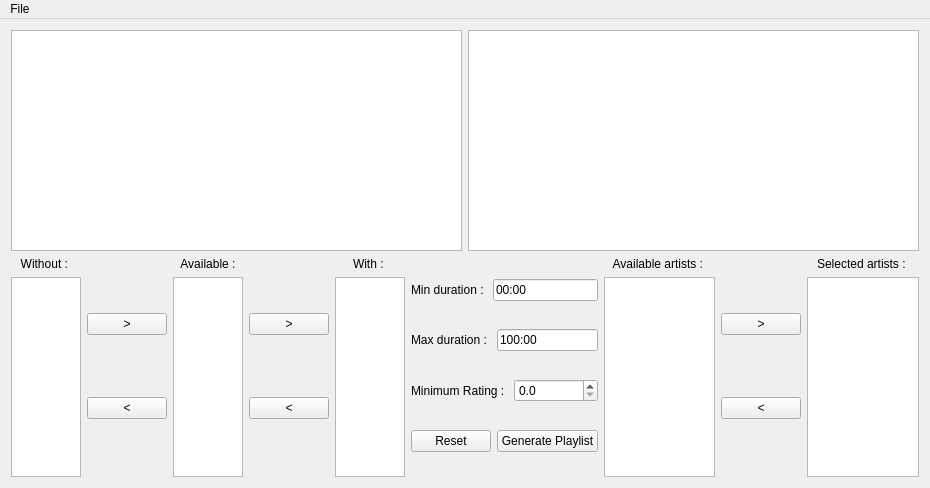
AdrienPensart/MusicManiac, file src/mainwindow.ui: the form before one commit.
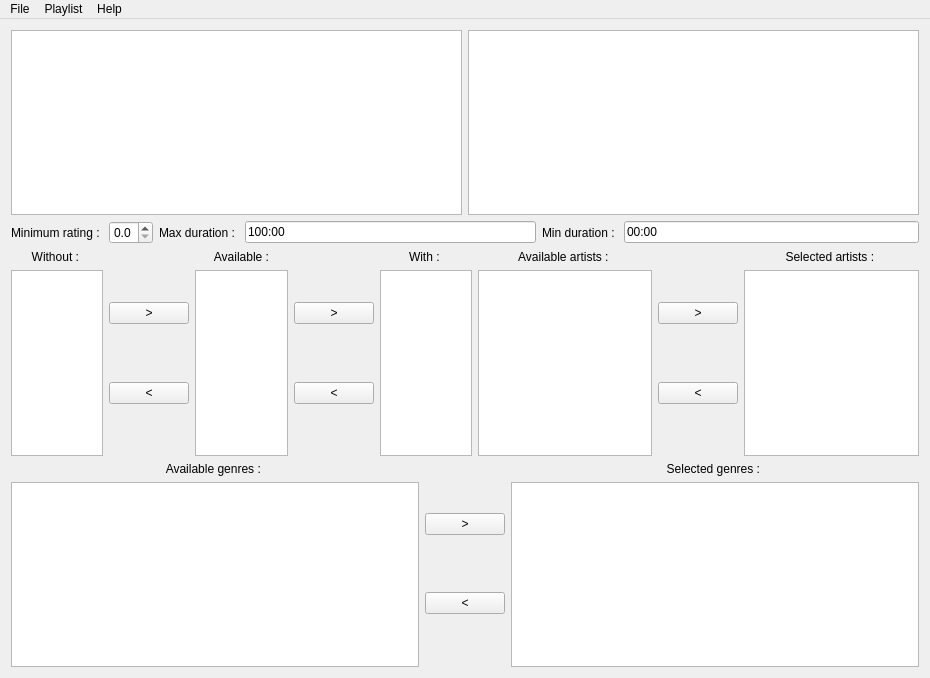
The form after the commit. Icons and pictures are not drawn.

Commit message: playlist view

What changed in the file:
```diff
--- a/src/mainwindow.ui
+++ b/src/mainwindow.ui
@@ -7,7 +7,7 @@
     <x>0</x>
     <y>0</y>
     <width>930</width>
-    <height>488</height>
+    <height>678</height>
    </rect>
   </property>
   <property name="windowTitle">
@@ -31,11 +31,11 @@
      <verstretch>0</verstretch>
     </sizepolicy>
    </property>
-   <layout class="QVBoxLayout" name="verticalLayout">
+   <layout class="QVBoxLayout" name="verticalLayout_2">
     <item>
-     <layout class="QHBoxLayout" name="viewLayout">
+     <layout class="QHBoxLayout" name="musicLayout">
       <item>
-       <widget class="QListView" name="playlistView">
+       <widget class="QTableView" name="playlistView">
         <property name="editTriggers">
          <set>QAbstractItemView::NoEditTriggers</set>
         </property>
@@ -69,7 +69,74 @@
      </layout>
     </item>
     <item>
-     <layout class="QHBoxLayout" name="playlistLayout">
+     <layout class="QHBoxLayout" name="settingsLayout">
+      <item>
+       <layout class="QHBoxLayout" name="ratingLayout">
+        <item>
+         <widget class="QLabel" name="ratingLabel">
+          <property name="text">
+           <string>Minimum rating : </string>
+          </property>
+         </widget>
+        </item>
+        <item>
+         <widget class="QDoubleSpinBox" name="ratingSpinBox">
+          <property name="decimals">
+           <number>1</number>
+          </property>
+          <property name="maximum">
+           <double>5.000000000000000</double>
+          </property>
+          <property name="singleStep">
+           <double>0.500000000000000</double>
+          </property>
+         </widget>
+        </item>
+       </layout>
+      </item>
+      <item>
+       <layout class="QHBoxLayout" name="maxDurationLayout">
+        <property name="sizeConstraint">
+         <enum>QLayout::SetDefaultConstraint</enum>
+        </property>
+        <item>
+         <widget class="QLabel" name="maxDurationLabel">
+          <property name="text">
+           <string>Max duration : </string>
+          </property>
+         </widget>
+        </item>
+        <item>
+         <widget class="QLineEdit" name="maxDurationEdit">
+          <property name="text">
+           <string>100:00</string>
+          </property>
+         </widget>
+        </item>
+       </layout>
+      </item>
+      <item>
+       <layout class="QHBoxLayout" name="minDurationLayout">
+        <item>
+         <widget class="QLabel" name="minDurationLabel">
+          <property name="text">
+           <string>Min duration : </string>
+          </property>
+         </widget>
+        </item>
+        <item>
+         <widget class="QLineEdit" name="minDurationEdit">
+          <property name="text">
+           <string>00:00</string>
+          </property>
+         </widget>
+        </item>
+       </layout>
+      </item>
+     </layout>
+    </item>
+    <item>
+     <layout class="QHBoxLayout" name="keywordsLayout">
       <item>
        <layout class="QVBoxLayout" name="withoutKeywordsLayout">
         <item>
@@ -169,91 +236,6 @@
         </item>
        </layout>
       </item>
-      <item>
-       <layout class="QVBoxLayout" name="playlistSettingsLayout">
-        <item>
-         <layout class="QHBoxLayout" name="minDurationLayout">
-          <item>
-           <widget class="QLabel" name="minDurationLabel">
-            <property name="text">
-             <string>Min duration : </string>
-            </property>
-           </widget>
-          </item>
-          <item>
-           <widget class="QLineEdit" name="minDurationEdit">
-            <property name="text">
-             <string>00:00</string>
-            </property>
-           </widget>
-          </item>
-         </layout>
-        </item>
-        <item>
-         <layout class="QHBoxLayout" name="maxDurationLayout">
-          <property name="sizeConstraint">
-           <enum>QLayout::SetDefaultConstraint</enum>
-          </property>
-          <item>
-           <widget class="QLabel" name="maxDurationLabel">
-            <property name="text">
-             <string>Max duration : </string>
-            </property>
-           </widget>
-          </item>
-          <item>
-           <widget class="QLineEdit" name="maxDurationEdit">
-            <property name="text">
-             <string>100:00</string>
-            </property>
-           </widget>
-          </item>
-         </layout>
-        </item>
-        <item>
-         <layout class="QHBoxLayout" name="ratingLayout">
-          <item>
-           <widget class="QLabel" name="ratingLabel">
-            <property name="text">
-             <string>Minimum Rating : </string>
-            </property>
-           </widget>
-          </item>
-          <item>
-           <widget class="QDoubleSpinBox" name="ratingSpinBox">
-            <property name="decimals">
-             <number>1</number>
-            </property>
-            <property name="maximum">
-             <double>5.000000000000000</double>
-            </property>
-            <property name="singleStep">
-             <double>0.500000000000000</double>
-            </property>
-           </widget>
-          </item>
-         </layout>
-        </item>
-        <item>
-         <layout class="QHBoxLayout" name="horizontalLayout">
-          <item>
-           <widget class="QPushButton" name="resetButton">
-            <property name="text">
-             <string>Reset</string>
-            </property>
-           </widget>
-          </item>
-          <item>
-           <widget class="QPushButton" name="generatePlaylistButton">
-            <property name="text">
-             <string>Generate Playlist</string>
-            </property>
-           </widget>
-          </item>
-         </layout>
-        </item>
-       </layout>
-      </item>
       <item>
        <layout class="QHBoxLayout" name="artistLayout">
         <item>
@@ -332,6 +314,62 @@
       </item>
      </layout>
     </item>
+    <item>
+     <layout class="QHBoxLayout" name="genresLayout">
+      <item>
+       <layout class="QVBoxLayout" name="availableGenresLayout">
+        <item>
+         <widget class="QLabel" name="availableGenresLabel">
+          <property name="text">
+           <string>Available genres : </string>
+          </property>
+          <property name="alignment">
+           <set>Qt::AlignCenter</set>
+          </property>
+         </widget>
+        </item>
+        <item>
+         <widget class="QListView" name="availableGenresView"/>
+        </item>
+       </layout>
+      </item>
+      <item>
+       <layout class="QVBoxLayout" name="genreButtonsLayout">
+        <item>
+         <widget class="QPushButton" name="inGenreButton">
+          <property name="text">
+           <string>&gt;</string>
+          </property>
+         </widget>
+        </item>
+        <item>
+         <widget class="QPushButton" name="outGenreButton">
+          <property name="text">
+           <string>&lt;</string>
+          </property>
+         </widget>
+        </item>
+       </layout>
+      </item>
+      <item>
+       <layout class="QVBoxLayout" name="verticalLayout">
+        <item>
+         <widget class="QLabel" name="selectedGenresLabel">
+          <property name="text">
+           <string>Selected genres : </string>
+          </property>
+          <property name="alignment">
+           <set>Qt::AlignCenter</set>
+          </property>
+         </widget>
+        </item>
+        <item>
+         <widget class="QListView" name="selectedGenresView"/>
+        </item>
+       </layout>
+      </item>
+     </layout>
+    </item>
    </layout>
   </widget>
   <widget class="QMenuBar" name="menuBar">
@@ -347,11 +385,28 @@
     <property name="title">
      <string>File</string>
     </property>
-    <addaction name="actionOpen_Folder"/>
-    <addaction name="actionRegen_UUID"/>
-    <addaction name="actionRefresh_Playlist"/>
+    <addaction name="actionOpenFolder"/>
+    <addaction name="actionOpenRegenFolder"/>
+    <addaction name="separator"/>
+    <addaction name="actionQuit"/>
+   </widget>
+   <widget class="QMenu" name="menuPlaylist">
+    <property name="title">
+     <string>Playlist</string>
+    </property>
+    <addaction name="actionGenerate"/>
+    <addaction name="actionReset"/>
+   </widget>
+   <widget class="QMenu" name="menuHelp">
+    <property name="title">
+     <string>Help</string>
+    </property>
+    <addaction name="actionAbout"/>
+    <addaction name="actionAboutQt"/>
    </widget>
    <addaction name="menuFile"/>
+   <addaction name="menuPlaylist"/>
+   <addaction name="menuHelp"/>
   </widget>
   <action name="actionOpen_Folder">
    <property name="text">
```
Left out of the diff: 60 changed lines with no effect on the pictures. The commit also changes 17 other files.
